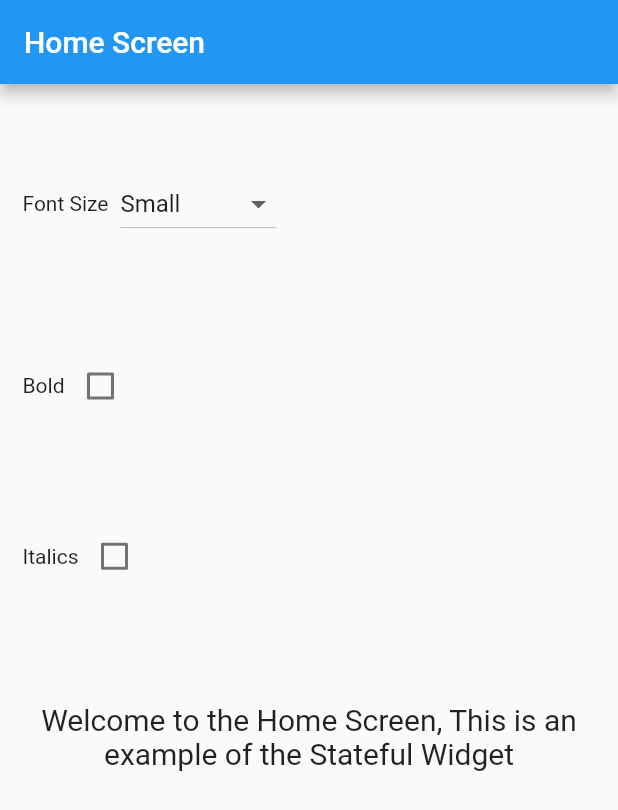
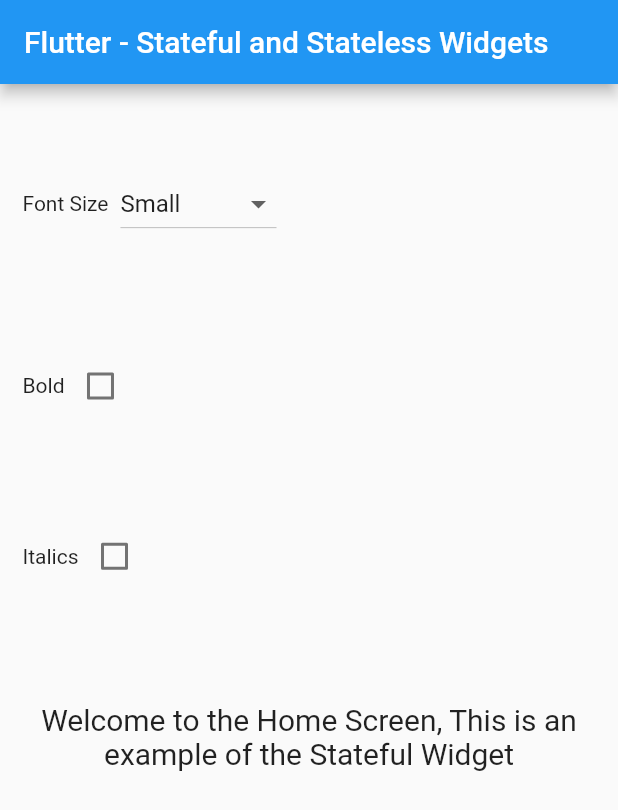
Before and after one commit to geekymon2/flutter_stateful_vs_stateless, a Flutter app: the screen it shows after launch, on a phone screen of 412 x 824 dp. Shown: the top 810 px of the screen. Run offline on Flutter 3.47's test engine with Material 2 defaults, Android fonts, the phone set to English and light mode, and no system bars.

Commit message:
finalize changes

```diff
--- a/lib/app.dart
+++ b/lib/app.dart
@@ -1,4 +1,5 @@
 import 'package:flutter/material.dart';
+import 'package:flutter_stateful_vs_stateless/splashpage.dart';
 
 import 'homepage.dart';
 
@@ -7,7 +8,7 @@ class App extends StatelessWidget {
   @override
   Widget build(BuildContext context) {
     return MaterialApp(
-      title: 'Flutter Demo',
+      title: 'Flutter Tutorial',
       theme: ThemeData(
         // This is the theme of your application.
         //
@@ -24,7 +25,8 @@ class App extends StatelessWidget {
         // closer together (more dense) than on mobile platforms.
         visualDensity: VisualDensity.adaptivePlatformDensity,
       ),
-      home: MyHomePage(title: 'Home Screen'),
+      home: MyHomePage(
+          title: "Flutter - Stateful and Stateless Widgets"),
     );
   }
 }
```
Also changed, not shown: lib/splashpage.dart (+24 -0 lines).
